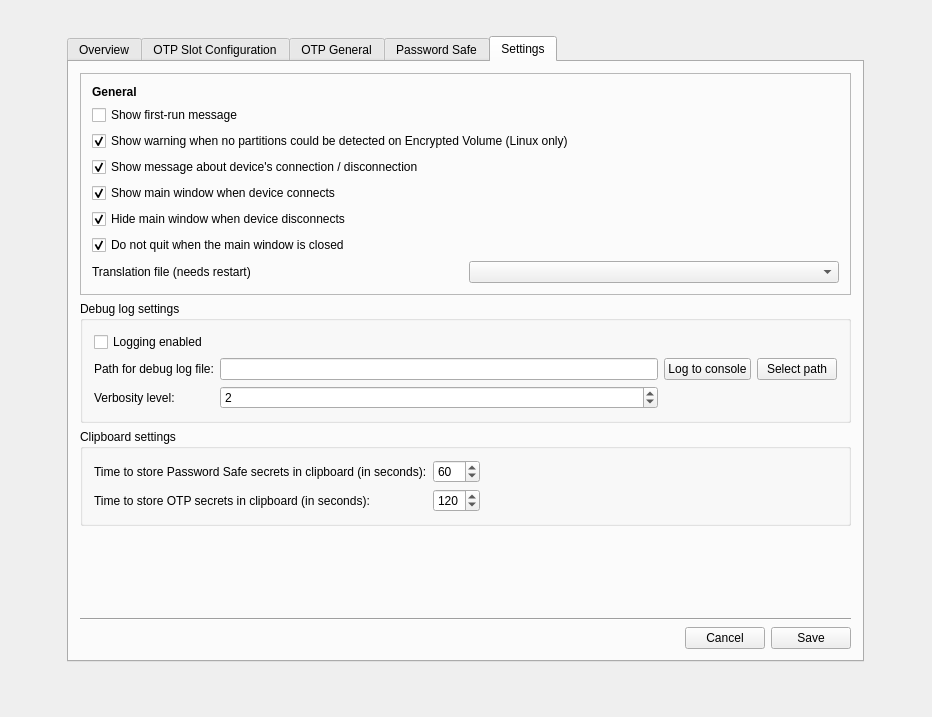
Qt form src/ui/mainwindow.ui (Nitrokey/nitrokey-app) before a commit.
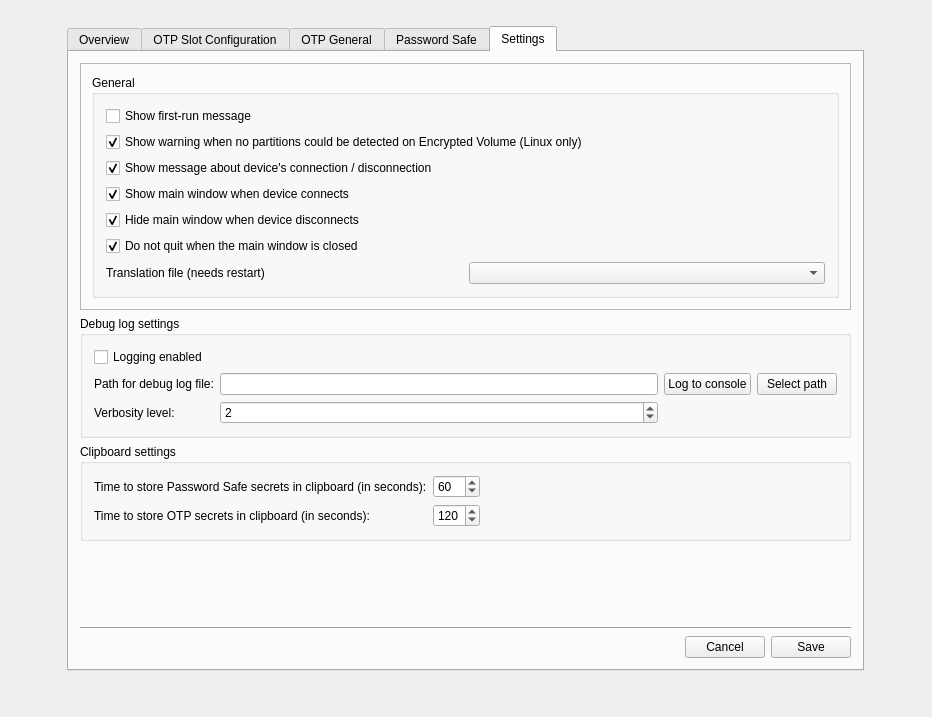
The same form after that commit. Icons and pictures are not drawn.

Commit message: Settings: Remove "General" label. Replace layout with groupbox.

```diff
--- a/src/ui/mainwindow.ui
+++ b/src/ui/mainwindow.ui
@@ -1524,20 +1524,11 @@
             </property>
             <layout class="QVBoxLayout" name="verticalLayout_15">
              <item>
-              <layout class="QVBoxLayout" name="verticalLayout_17">
-               <item>
-                <widget class="QLabel" name="label_27">
-                 <property name="font">
-                  <font>
-                   <weight>75</weight>
-                   <bold>true</bold>
-                  </font>
-                 </property>
-                 <property name="text">
+              <widget class="QGroupBox" name="gr_general">
+               <property name="title">
                   <string>General</string>
                  </property>
-                </widget>
-               </item>
+               <layout class="QVBoxLayout" name="verticalLayout_17">
                <item>
                 <layout class="QVBoxLayout" name="verticalLayout_20">
                  <item>
@@ -1621,6 +1612,7 @@
                 </layout>
                </item>
               </layout>
+              </widget>
              </item>
             </layout>
            </widget>
```
Left out of the diff: 3 changed lines with no effect on the pictures. Lines whose indentation alone changed are shown as unchanged.
